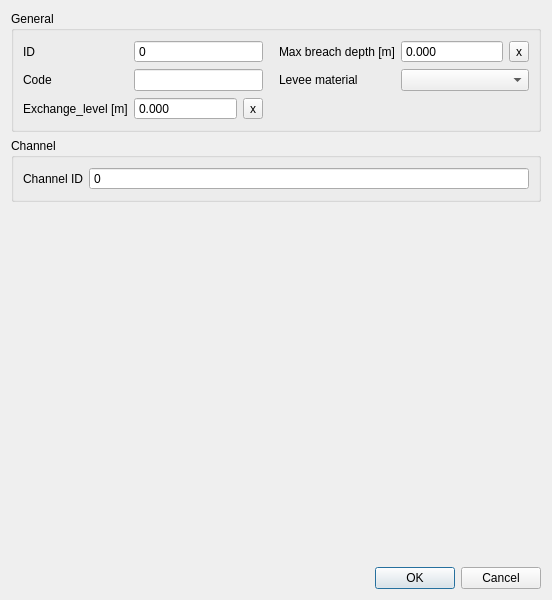
Before: the Qt Designer form threedi_schematisation_editor/forms/ui/potential_breach.ui in nens/threedi-schematisation-editor, drawn with Qt 5.
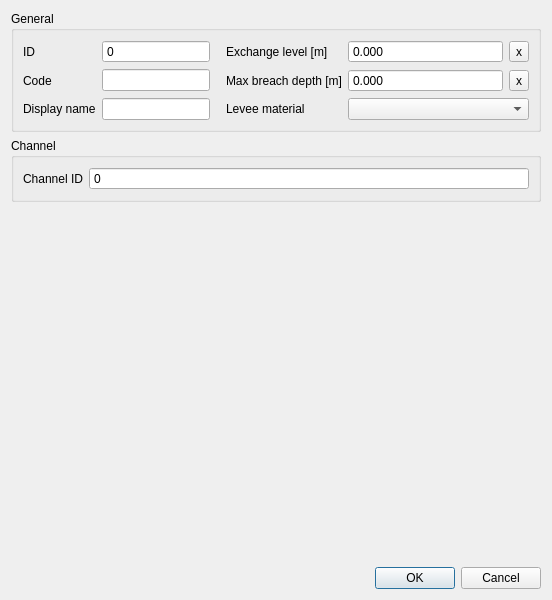
After: the same form once the commit is applied.

Patch:
```diff
--- a/threedi_schematisation_editor/forms/ui/potential_breach.ui
+++ b/threedi_schematisation_editor/forms/ui/potential_breach.ui
@@ -23,54 +23,17 @@
       <string>General</string>
      </property>
      <layout class="QGridLayout" name="gridLayout_9">
-      <item row="2" column="0">
-       <widget class="QLabel" name="label_6">
-        <property name="locale">
-         <locale language="English" country="UnitedStates"/>
-        </property>
+      <item row="1" column="0">
+       <widget class="QLabel" name="label_24">
         <property name="text">
-         <string>Exchange_level [m]</string>
+         <string>ID</string>
         </property>
         <property name="alignment">
          <set>Qt::AlignLeading|Qt::AlignLeft|Qt::AlignVCenter</set>
         </property>
        </widget>
       </item>
-      <item row="2" column="1">
-       <widget class="QDoubleSpinBox" name="exchange_level">
-        <property name="sizePolicy">
-         <sizepolicy hsizetype="Expanding" vsizetype="Fixed">
-          <horstretch>0</horstretch>
-          <verstretch>0</verstretch>
-         </sizepolicy>
-        </property>
-        <property name="locale">
-         <locale language="English" country="UnitedStates"/>
-        </property>
-        <property name="buttonSymbols">
-         <enum>QAbstractSpinBox::NoButtons</enum>
-        </property>
-        <property name="decimals">
-         <number>3</number>
-        </property>
-        <property name="minimum">
-         <double>-99999999.000000000000000</double>
-        </property>
-        <property name="maximum">
-         <double>1000000.000000000000000</double>
-        </property>
-        <property name="showClearButton" stdset="0">
-         <bool>true</bool>
-        </property>
-        <property name="clearValue" stdset="0">
-         <bool>true</bool>
-        </property>
-        <property name="expressionsEnabled" stdset="0">
-         <bool>true</bool>
-        </property>
-       </widget>
-      </item>
-      <item row="0" column="3">
+      <item row="3" column="3">
        <widget class="QLabel" name="label_23">
         <property name="text">
          <string>Max breach depth [m]</string>
@@ -83,7 +46,20 @@
         </property>
        </widget>
       </item>
-      <item row="1" column="3">
+      <item row="4" column="0">
+       <widget class="QLabel" name="label_3">
+        <property name="locale">
+         <locale language="English" country="UnitedStates"/>
+        </property>
+        <property name="text">
+         <string>Display name</string>
+        </property>
+        <property name="alignment">
+         <set>Qt::AlignLeading|Qt::AlignLeft|Qt::AlignVCenter</set>
+        </property>
+       </widget>
+      </item>
+      <item row="4" column="3">
        <widget class="QLabel" name="label_11">
         <property name="locale">
          <locale language="English" country="UnitedStates"/>
@@ -102,7 +78,7 @@
         </property>
        </widget>
       </item>
-      <item row="1" column="0">
+      <item row="3" column="0">
        <widget class="QLabel" name="label_25">
         <property name="text">
          <string>Code</string>
@@ -112,47 +88,15 @@
         </property>
        </widget>
       </item>
-      <item row="0" column="0">
-       <widget class="QLabel" name="label_24">
-        <property name="text">
-         <string>ID</string>
-        </property>
-        <property name="alignment">
-         <set>Qt::AlignLeading|Qt::AlignLeft|Qt::AlignVCenter</set>
-        </property>
-       </widget>
-      </item>
-      <item row="2" column="2">
-       <widget class="QToolButton" name="exchange_level_clear">
-        <property name="text">
-         <string>x</string>
-        </property>
-       </widget>
-      </item>
-      <item row="0" column="4">
-       <widget class="QDoubleSpinBox" name="maximum_breach_depth">
+      <item row="3" column="1" colspan="2">
+       <widget class="QLineEdit" name="code">
         <property name="sizePolicy">
          <sizepolicy hsizetype="Expanding" vsizetype="Fixed">
           <horstretch>0</horstretch>
           <verstretch>0</verstretch>
          </sizepolicy>
         </property>
-        <property name="locale">
-         <locale language="English" country="UnitedStates"/>
-        </property>
-        <property name="buttonSymbols">
-         <enum>QAbstractSpinBox::NoButtons</enum>
-        </property>
-        <property name="decimals">
-         <number>3</number>
-        </property>
-        <property name="minimum">
-         <double>-99999999.000000000000000</double>
-        </property>
-        <property name="maximum">
-         <double>1000000.000000000000000</double>
-        </property>
-        <property name="showClearButton" stdset="0">
+        <property name="clearButtonEnabled">
          <bool>true</bool>
         </property>
         <property name="clearValue" stdset="0">
@@ -163,14 +107,7 @@
         </property>
        </widget>
       </item>
-      <item row="0" column="5">
-       <widget class="QToolButton" name="maximum_breach_depth_clear">
-        <property name="text">
-         <string>x</string>
-        </property>
-       </widget>
-      </item>
-      <item row="0" column="1" colspan="2">
+      <item row="1" column="1" colspan="2">
        <widget class="QSpinBox" name="id">
         <property name="readOnly">
          <bool>true</bool>
@@ -192,20 +129,83 @@
         </property>
        </widget>
       </item>
-      <item row="1" column="1" colspan="2">
-       <widget class="QLineEdit" name="code">
+      <item row="3" column="4">
+       <widget class="QDoubleSpinBox" name="maximum_breach_depth">
         <property name="sizePolicy">
          <sizepolicy hsizetype="Expanding" vsizetype="Fixed">
           <horstretch>0</horstretch>
           <verstretch>0</verstretch>
          </sizepolicy>
         </property>
-        <property name="clearButtonEnabled">
+        <property name="locale">
+         <locale language="English" country="UnitedStates"/>
+        </property>
+        <property name="buttonSymbols">
+         <enum>QAbstractSpinBox::NoButtons</enum>
+        </property>
+        <property name="decimals">
+         <number>3</number>
+        </property>
+        <property name="minimum">
+         <double>-99999999.000000000000000</double>
+        </property>
+        <property name="maximum">
+         <double>1000000.000000000000000</double>
+        </property>
+        <property name="showClearButton" stdset="0">
          <bool>true</bool>
         </property>
        </widget>
       </item>
-      <item row="1" column="4" colspan="2">
+      <item row="3" column="5">
+       <widget class="QToolButton" name="maximum_breach_depth_clear">
+        <property name="text">
+         <string>x</string>
+        </property>
+       </widget>
+      </item>
+      <item row="1" column="4">
+       <widget class="QDoubleSpinBox" name="exchange_level">
+        <property name="sizePolicy">
+         <sizepolicy hsizetype="Expanding" vsizetype="Fixed">
+          <horstretch>0</horstretch>
+          <verstretch>0</verstretch>
+         </sizepolicy>
+        </property>
+        <property name="locale">
+         <locale language="English" country="UnitedStates"/>
+        </property>
+        <property name="buttonSymbols">
+         <enum>QAbstractSpinBox::NoButtons</enum>
+        </property>
+        <property name="decimals">
+         <number>3</number>
+        </property>
+        <property name="minimum">
+         <double>-99999999.000000000000000</double>
+        </property>
+        <property name="maximum">
+         <double>1000000.000000000000000</double>
+        </property>
+        <property name="showClearButton" stdset="0">
+         <bool>true</bool>
+        </property>
+        <property name="clearValue" stdset="0">
+         <bool>true</bool>
+        </property>
+        <property name="expressionsEnabled" stdset="0">
+         <bool>true</bool>
+        </property>
+       </widget>
+      </item>
+      <item row="1" column="5">
+       <widget class="QToolButton" name="exchange_level_clear">
+        <property name="text">
+         <string>x</string>
+        </property>
+       </widget>
+      </item>
+      <item row="4" column="4" colspan="2">
        <widget class="QComboBox" name="levee_material">
         <property name="sizePolicy">
          <sizepolicy hsizetype="Expanding" vsizetype="Fixed">
@@ -221,6 +221,32 @@
         </property>
        </widget>
       </item>
+      <item row="4" column="1" colspan="2">
+       <widget class="QLineEdit" name="display_name">
+        <property name="sizePolicy">
+         <sizepolicy hsizetype="Expanding" vsizetype="Fixed">
+          <horstretch>0</horstretch>
+          <verstretch>0</verstretch>
+         </sizepolicy>
+        </property>
+        <property name="clearButtonEnabled">
+         <bool>true</bool>
+        </property>
+       </widget>
+      </item>
+      <item row="1" column="3">
+       <widget class="QLabel" name="label_26">
+        <property name="text">
+         <string>Exchange level [m]</string>
+        </property>
+        <property name="alignment">
+         <set>Qt::AlignLeading|Qt::AlignLeft|Qt::AlignVCenter</set>
+        </property>
+        <property name="indent">
+         <number>10</number>
+        </property>
+       </widget>
+      </item>
      </layout>
     </widget>
    </item>
```
Left out of the diff: 12 changed lines with no effect on the pictures.
